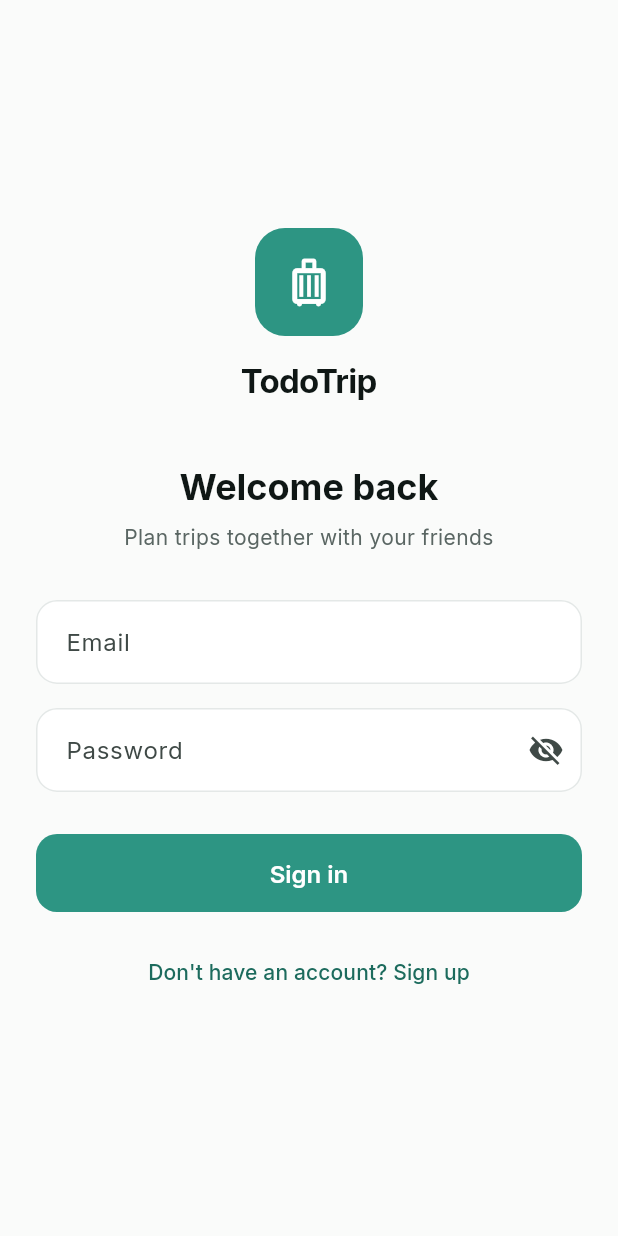
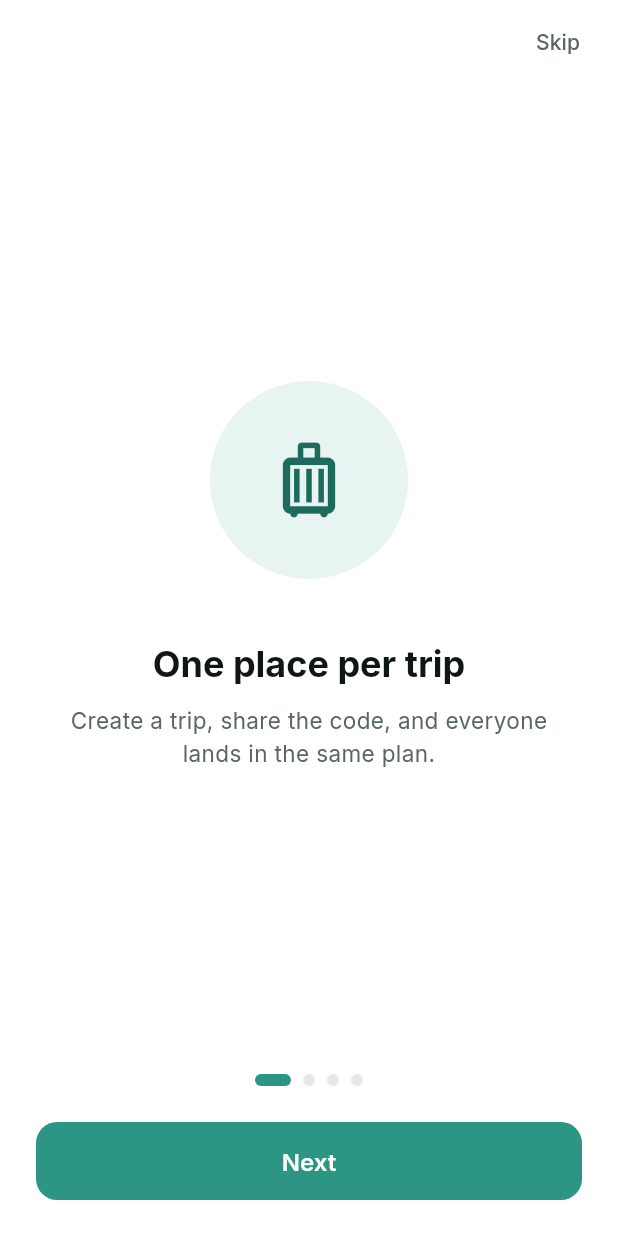
Before and after one commit to ghiacciolodev/ToDoTrip, a Flutter app: the screen it shows after launch, on a phone screen of 412 x 824 dp. Run offline on Flutter 3.47's test engine with Material 3 defaults, Android fonts, the phone set to English and light mode, and no system bars; our stand-ins replace dio, flutter_map, flutter_riverpod, flutter_secure_storage, freezed_annotation, geolocator and 5 more; missing offline and left inert: dio_cache_interceptor, flutter_map_cache, flutter_map_marker_cluster.

Commit message:
introduce the app before asking for an account

```diff
--- a/mobile/lib/core/router/app_router.dart
+++ b/mobile/lib/core/router/app_router.dart
@@ -4,6 +4,7 @@ import 'package:go_router/go_router.dart';
 
 import '../../features/auth/data/user.dart';
 import '../../features/auth/presentation/auth_screen.dart';
+import '../../features/onboarding/presentation/onboarding_screen.dart';
 import '../../features/notifications/presentation/notifications_screen.dart';
 import '../../features/settings/presentation/profile_screen.dart';
 import '../../features/settings/presentation/settings_screen.dart';
@@ -13,6 +14,7 @@ import '../../features/trips/presentation/archived_trips_screen.dart';
 import '../../features/trips/presentation/trip_settings_screen.dart';
 import '../../features/trips/presentation/trip_shell.dart';
 import '../../features/trips/presentation/trips_screen.dart';
+import '../onboarding.dart';
 import '../providers.dart';
 
 /// Application routes.
@@ -33,31 +35,52 @@ final routerProvider = Provider<GoRouter>((ref) {
   );
   ref.onDispose(session.dispose);
 
+  // The introduction is device state, not session state, so it gets its own
+  // listenable rather than being folded into the one above.
+  final onboarding = ValueNotifier<AsyncValue<bool>>(const AsyncLoading());
+  ref.listen(
+    onboardingSeenProvider,
+    (_, next) => onboarding.value = next,
+    fireImmediately: true,
+  );
+  ref.onDispose(onboarding.dispose);
+
   // Lets a route opt out of the tab shell and cover it entirely.
   final rootNavigatorKey = GlobalKey<NavigatorState>();
 
   return GoRouter(
     navigatorKey: rootNavigatorKey,
     initialLocation: '/trips',
-    refreshListenable: session,
+    refreshListenable: Listenable.merge([session, onboarding]),
     redirect: (context, state) {
       final auth = session.value;
+      final seen = onboarding.value;
 
-      // Session still unknown on cold start: hold on the splash rather than
-      // flashing sign-in at a user who is in fact signed in.
-      if (auth.isLoading) return '/splash';
+      // Neither answer known yet on cold start: hold on the splash rather than
+      // flashing sign-in at somebody who is in fact signed in, or the tour at
+      // somebody who dismissed it months ago.
+      if (auth.isLoading || seen.isLoading) return '/splash';
+
+      final onOnboarding = state.matchedLocation == '/welcome';
+      // Before the sign-in check, and only when signed out: the introduction
+      // exists to answer "what is this" for somebody who has not decided to
+      // make an account yet. Anybody already signed in has plainly decided.
+      if (seen.value == false && auth.value == null) {
+        return onOnboarding ? null : '/welcome';
+      }
 
       final signedIn = auth.value != null;
       final onAuthScreen = state.matchedLocation == '/auth';
       final onSplash = state.matchedLocation == '/splash';
 
       if (!signedIn) return onAuthScreen ? null : '/auth';
-      if (onAuthScreen || onSplash) return '/trips';
+      if (onAuthScreen || onSplash || onOnboarding) return '/trips';
       return null;
     },
     routes: [
       GoRoute(path: '/splash', builder: (_, _) => const _SplashScreen()),
       GoRoute(path: '/auth', builder: (_, _) => const AuthScreen()),
+      GoRoute(path: '/welcome', builder: (_, _) => const OnboardingScreen()),
 
       StatefulShellRoute.indexedStack(
         builder: (_, _, shell) => AppShell(navigationShell: shell),
--- /dev/null
+++ b/mobile/lib/features/onboarding/presentation/onboarding_screen.dart
@@ -0,0 +1,192 @@
+import 'package:flutter/material.dart';
+import 'package:flutter_riverpod/flutter_riverpod.dart';
+
+import '../../../core/onboarding.dart';
+import '../../../core/theme/colors.dart';
+import '../../../l10n/app_localizations.dart';
+
+/// What the app is, in four screens, before anybody is asked to sign up.
+///
+/// Shown once per device and skippable from the first page. It exists because
+/// the sign-in screen alone cannot answer "what is this and why would I want an
+/// account", and a person who has to guess that closes the app instead.
+class OnboardingScreen extends ConsumerStatefulWidget {
+  const OnboardingScreen({super.key});
+
+  @override
+  ConsumerState<OnboardingScreen> createState() => _OnboardingScreenState();
+}
+
+class _OnboardingScreenState extends ConsumerState<OnboardingScreen> {
+  final _pages = PageController();
+  int _page = 0;
+
+  @override
+  void dispose() {
+    _pages.dispose();
+    super.dispose();
+  }
+
+  Future<void> _finish() =>
+      ref.read(onboardingSeenProvider.notifier).markSeen();
+
+  void _next(int total) {
+    if (_page >= total - 1) {
+      _finish();
+      return;
+    }
+    _pages.nextPage(
+      duration: const Duration(milliseconds: 280),
+      curve: Curves.easeOutCubic,
+    );
+  }
+
+  @override
+  Widget build(BuildContext context) {
+    final l10n = AppLocalizations.of(context);
+    final scheme = Theme.of(context).colorScheme;
+
+    final pages = <_Page>[
+      _Page(
+        icon: Icons.luggage_outlined,
+        title: l10n.onboardTripsTitle,
+        body: l10n.onboardTripsBody,
+      ),
+      _Page(
+        icon: Icons.event_outlined,
+        title: l10n.onboardPlanTitle,
+        body: l10n.onboardPlanBody,
+      ),
+      _Page(
+        icon: Icons.payments_outlined,
+        title: l10n.onboardMoneyTitle,
+        body: l10n.onboardMoneyBody,
+      ),
+      _Page(
+        icon: Icons.groups_outlined,
+        title: l10n.onboardTogetherTitle,
+        body: l10n.onboardTogetherBody,
+      ),
+    ];
+    final last = _page == pages.length - 1;
+
+    return Scaffold(
+      body: SafeArea(
+        child: Column(
+          children: [
+            // Skip stays on every page, not just the first: somebody who
+            // started reading and changed their mind should not have to finish.
+            Align(
+              alignment: Alignment.centerRight,
+              child: Padding(
+                padding: const EdgeInsets.only(right: 8, top: 4),
+                child: TextButton(
+                  onPressed: _finish,
+                  child: Text(
+                    l10n.onboardSkip,
+                    style: const TextStyle(color: AppColors.inkMuted),
+                  ),
+                ),
+              ),
+            ),
+            Expanded(
+              child: PageView(
+                controller: _pages,
+                onPageChanged: (index) => setState(() => _page = index),
+                children: pages,
+              ),
+            ),
+            _Dots(count: pages.length, current: _page),
+            Padding(
+              padding: const EdgeInsets.fromLTRB(24, 24, 24, 24),
+              child: FilledButton(
+                onPressed: () => _next(pages.length),
+                child: Text(last ? l10n.onboardStart : l10n.onboardNext),
+              ),
+            ),
+          ],
+        ),
+      ),
+      backgroundColor: scheme.surface,
+    );
+  }
+}
+
+class _Page extends StatelessWidget {
+  const _Page({required this.icon, required this.title, required this.body});
+
+  final IconData icon;
+  final String title;
+  final String body;
+
+  @override
+  Widget build(BuildContext context) {
+    final scheme = Theme.of(context).colorScheme;
+    return Padding(
+      padding: const EdgeInsets.symmetric(horizontal: 32),
+      child: Column(
+        mainAxisAlignment: MainAxisAlignment.center,
+        children: [
+          Container(
+            height: 132,
+            width: 132,
+            decoration: BoxDecoration(
+              color: scheme.primaryContainer,
+              shape: BoxShape.circle,
+            ),
+            child: Icon(icon, size: 60, color: scheme.onPrimaryContainer),
+          ),
+          const SizedBox(height: 40),
+          Text(
+            title,
+            textAlign: TextAlign.center,
+            style: Theme.of(
+              context,
+            ).textTheme.headlineSmall?.copyWith(fontWeight: FontWeight.w700),
+          ),
+          const SizedBox(height: 12),
+          Text(
+            body,
+            textAlign: TextAlign.center,
+            style: const TextStyle(
+              color: AppColors.inkMuted,
+              fontSize: 15,
+              height: 1.45,
+            ),
+          ),
+        ],
+      ),
+    );
+  }
+}
+
+/// Where you are in the four, and how many there are left.
+class _Dots extends StatelessWidget {
+  const _Dots({required this.count, required this.current});
+
+  final int count;
+  final int current;
+
+  @override
+  Widget build(BuildContext context) {
+    final scheme = Theme.of(context).colorScheme;
+    return Row(
+      mainAxisAlignment: MainAxisAlignment.center,
+      children: [
+        for (var index = 0; index < count; index++)
+          AnimatedContainer(
+            duration: const Duration(milliseconds: 220),
+            margin: const EdgeInsets.symmetric(horizontal: 4),
+            height: 8,
+            // The current one stretches rather than only changing colour, so
+            // the position reads without relying on hue.
+            width: index == current ? 24 : 8,
+            decoration: BoxDecoration(
+              color: index == current ? scheme.primary : AppColors.border,
+              borderRadius: BorderRadius.circular(4),
+            ),
+          ),
+      ],
+    );
+  }
+}
--- a/mobile/lib/l10n/app_en.arb
+++ b/mobile/lib/l10n/app_en.arb
@@ -1708,5 +1708,49 @@
   "notificationDeleteBody": "It disappears for you only. Whatever it was about stays.",
   "@notificationDeleteBody": {
     "description": "Stresses that only the notice goes, not the expense or task it described"
+  },
+  "onboardSkip": "Skip",
+  "@onboardSkip": {
+    "description": "Leaves the introduction, available on every page"
+  },
+  "onboardNext": "Next",
+  "@onboardNext": {
+    "description": "Advances to the next introduction page"
+  },
+  "onboardStart": "Get started",
+  "@onboardStart": {
+    "description": "Finishes the introduction, on the last page"
+  },
+  "onboardTripsTitle": "One place per trip",
+  "@onboardTripsTitle": {
+    "description": "First page: what a trip is"
+  },
+  "onboardTripsBody": "Create a trip, share the code, and everyone lands in the same plan.",
+  "@onboardTripsBody": {
+    "description": "First page body"
+  },
+  "onboardPlanTitle": "Everything that has a time",
+  "@onboardPlanTitle": {
+    "description": "Second page: calendar and tasks"
+  },
+  "onboardPlanBody": "Flights, check-ins, the tram at nine. Plus the jobs nobody remembers who took.",
+  "@onboardPlanBody": {
+    "description": "Second page body"
+  },
+  "onboardMoneyTitle": "Who owes what, settled",
+  "@onboardMoneyTitle": {
+    "description": "Third page: shared expenses"
+  },
+  "onboardMoneyBody": "Add what you spend as you spend it. The balances work themselves out, down to the cent.",
+  "@onboardMoneyBody": {
+    "description": "Third page body"
+  },
+  "onboardTogetherTitle": "And where everyone is",
+  "@onboardTogetherTitle": {
+    "description": "Fourth page: map and location"
+  },
+  "onboardTogetherBody": "Save the places you agreed on, and share your position while you want to. Never by default.",
+  "@onboardTogetherBody": {
+    "description": "Fourth page body; stresses that sharing is never on by default"
   }
 }
--- a/mobile/lib/l10n/app_localizations.dart
+++ b/mobile/lib/l10n/app_localizations.dart
@@ -2183,6 +2183,72 @@ abstract class AppLocalizations {
   /// In en, this message translates to:
   /// **'It disappears for you only. Whatever it was about stays.'**
   String get notificationDeleteBody;
+
+  /// Leaves the introduction, available on every page
+  ///
+  /// In en, this message translates to:
+  /// **'Skip'**
+  String get onboardSkip;
+
+  /// Advances to the next introduction page
+  ///
+  /// In en, this message translates to:
+  /// **'Next'**
+  String get onboardNext;
+
+  /// Finishes the introduction, on the last page
+  ///
+  /// In en, this message translates to:
+  /// **'Get started'**
+  String get onboardStart;
+
+  /// First page: what a trip is
+  ///
+  /// In en, this message translates to:
+  /// **'One place per trip'**
+  String get onboardTripsTitle;
+
+  /// First page body
+  ///
+  /// In en, this message translates to:
+  /// **'Create a trip, share the code, and everyone lands in the same plan.'**
+  String get onboardTripsBody;
+
+  /// Second page: calendar and tasks
+  ///
+  /// In en, this message translates to:
+  /// **'Everything that has a time'**
+  String get onboardPlanTitle;
+
+  /// Second page body
+  ///
+  /// In en, this message translates to:
+  /// **'Flights, check-ins, the tram at nine. Plus the jobs nobody remembers who took.'**
+  String get onboardPlanBody;
+
+  /// Third page: shared expenses
+  ///
+  /// In en, this message translates to:
+  /// **'Who owes what, settled'**
+  String get onboardMoneyTitle;
+
+  /// Third page body
+  ///
+  /// In en, this message translates to:
+  /// **'Add what you spend as you spend it. The balances work themselves out, down to the cent.'**
+  String get onboardMoneyBody;
+
+  /// Fourth page: map and location
+  ///
+  /// In en, this message translates to:
+  /// **'And where everyone is'**
+  String get onboardTogetherTitle;
+
+  /// Fourth page body; stresses that sharing is never on by default
+  ///
+  /// In en, this message translates to:
+  /// **'Save the places you agreed on, and share your position while you want to. Never by default.'**
+  String get onboardTogetherBody;
 }
 
 class _AppLocalizationsDelegate
--- a/mobile/lib/l10n/app_localizations_en.dart
+++ b/mobile/lib/l10n/app_localizations_en.dart
@@ -1267,4 +1267,41 @@ class AppLocalizationsEn extends AppLocalizations {
   @override
   String get notificationDeleteBody =>
       'It disappears for you only. Whatever it was about stays.';
+
+  @override
+  String get onboardSkip => 'Skip';
+
+  @override
+  String get onboardNext => 'Next';
+
+  @override
+  String get onboardStart => 'Get started';
+
+  @override
+  String get onboardTripsTitle => 'One place per trip';
+
+  @override
+  String get onboardTripsBody =>
+      'Create a trip, share the code, and everyone lands in the same plan.';
+
+  @override
+  String get onboardPlanTitle => 'Everything that has a time';
+
+  @override
+  String get onboardPlanBody =>
+      'Flights, check-ins, the tram at nine. Plus the jobs nobody remembers who took.';
+
+  @override
+  String get onboardMoneyTitle => 'Who owes what, settled';
+
+  @override
+  String get onboardMoneyBody =>
+      'Add what you spend as you spend it. The balances work themselves out, down to the cent.';
+
+  @override
+  String get onboardTogetherTitle => 'And where everyone is';
+
+  @override
+  String get onboardTogetherBody =>
+      'Save the places you agreed on, and share your position while you want to. Never by default.';
 }
```
Also changed, not shown: mobile/lib/core/onboarding.dart (added, +34 -0 lines), mobile/lib/l10n/app_de.arb (+12 -1 lines), mobile/lib/l10n/app_es.arb (+12 -1 lines), mobile/lib/l10n/app_fr.arb (+12 -1 lines), mobile/lib/l10n/app_it.arb (+12 -1 lines), mobile/lib/l10n/app_localizations_de.dart (+37 -0 lines), mobile/lib/l10n/app_localizations_es.dart (+37 -0 lines), mobile/lib/l10n/app_localizations_fr.dart (+37 -0 lines), mobile/lib/l10n/app_localizations_it.dart (+37 -0 lines), 1 other file.
